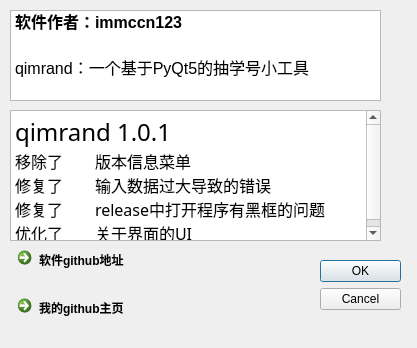
Qt form program/about.ui (immccn123/qimrand) before a commit.
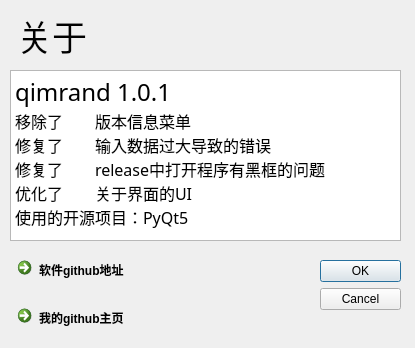
The same form after that commit.

Commit message: 优化了UI modified:   about.py modified:   about.ui modified:   err.py modified:   err.ui

```diff
--- a/program/about.ui
+++ b/program/about.ui
@@ -6,7 +6,7 @@
    <rect>
     <x>0</x>
     <y>0</y>
-    <width>417</width>
+    <width>415</width>
     <height>348</height>
    </rect>
   </property>
@@ -34,36 +34,13 @@
     <set>QDialogButtonBox::Cancel|QDialogButtonBox::Ok</set>
    </property>
   </widget>
-  <widget class="QTextBrowser" name="textBrowser">
-   <property name="geometry">
-    <rect>
-     <x>10</x>
-     <y>10</y>
-     <width>371</width>
-     <height>91</height>
-    </rect>
-   </property>
-   <property name="font">
-    <font>
-     <family>Microsoft YaHei UI</family>
-    </font>
-   </property>
-   <property name="html">
-    <string>&lt;!DOCTYPE HTML PUBLIC &quot;-//W3C//DTD HTML 4.0//EN&quot; &quot;http://www.w3.org/TR/REC-html40/strict.dtd&quot;&gt;
-&lt;html&gt;&lt;head&gt;&lt;meta name=&quot;qrichtext&quot; content=&quot;1&quot; /&gt;&lt;title&gt;Hello, world!&lt;/title&gt;&lt;style type=&quot;text/css&quot;&gt;
-p, li { white-space: pre-wrap; }
-&lt;/style&gt;&lt;/head&gt;&lt;body style=&quot; font-family:'Microsoft YaHei UI'; font-size:9pt; font-weight:400; font-style:normal;&quot;&gt;
-&lt;h1 style=&quot; margin-top:18px; margin-bottom:12px; margin-left:0px; margin-right:0px; -qt-block-indent:0; text-indent:0px;&quot;&gt;&lt;span style=&quot; font-size:8pt; font-weight:600; vertical-align:super;&quot;&gt;软件作者：immccn123&lt;/span&gt;&lt;/h1&gt;
-&lt;h1 style=&quot; margin-top:18px; margin-bottom:12px; margin-left:0px; margin-right:0px; -qt-block-indent:0; text-indent:0px;&quot;&gt;&lt;span style=&quot; font-size:8pt; font-weight:56; vertical-align:super;&quot;&gt;qimrand：一个基于PyQt5的抽学号小工具&lt;/span&gt;&lt;/h1&gt;&lt;/body&gt;&lt;/html&gt;</string>
-   </property>
-  </widget>
   <widget class="QTextBrowser" name="textBrowser_2">
    <property name="geometry">
     <rect>
      <x>10</x>
-     <y>110</y>
-     <width>371</width>
-     <height>131</height>
+     <y>70</y>
+     <width>391</width>
+     <height>171</height>
     </rect>
    </property>
    <property name="font">
@@ -80,14 +57,15 @@
 &lt;p style=&quot; margin-top:0px; margin-bottom:0px; margin-left:0px; margin-right:0px; -qt-block-indent:0; text-indent:0px;&quot;&gt;&lt;span style=&quot; font-size:12pt;&quot;&gt;移除了	版本信息菜单&lt;/span&gt;&lt;/p&gt;
 &lt;p style=&quot; margin-top:0px; margin-bottom:0px; margin-left:0px; margin-right:0px; -qt-block-indent:0; text-indent:0px;&quot;&gt;&lt;span style=&quot; font-size:12pt;&quot;&gt;修复了	输入数据过大导致的错误&lt;/span&gt;&lt;/p&gt;
 &lt;p style=&quot; margin-top:0px; margin-bottom:0px; margin-left:0px; margin-right:0px; -qt-block-indent:0; text-indent:0px;&quot;&gt;&lt;span style=&quot; font-size:12pt;&quot;&gt;修复了	release中打开程序有黑框的问题&lt;/span&gt;&lt;/p&gt;
-&lt;p style=&quot; margin-top:0px; margin-bottom:0px; margin-left:0px; margin-right:0px; -qt-block-indent:0; text-indent:0px;&quot;&gt;&lt;span style=&quot; font-size:12pt;&quot;&gt;优化了	关于界面的UI&lt;/span&gt;&lt;/p&gt;&lt;/body&gt;&lt;/html&gt;</string>
+&lt;p style=&quot; margin-top:0px; margin-bottom:0px; margin-left:0px; margin-right:0px; -qt-block-indent:0; text-indent:0px;&quot;&gt;&lt;span style=&quot; font-size:12pt;&quot;&gt;优化了	关于界面的UI&lt;/span&gt;&lt;/p&gt;
+&lt;p style=&quot; margin-top:0px; margin-bottom:0px; margin-left:0px; margin-right:0px; -qt-block-indent:0; text-indent:0px;&quot;&gt;&lt;span style=&quot; font-size:12pt;&quot;&gt;使用的开源项目：PyQt5&lt;/span&gt;&lt;/p&gt;&lt;/body&gt;&lt;/html&gt;</string>
    </property>
   </widget>
-  <widget class="QWidget" name="">
+  <widget class="QWidget" name="layoutWidget">
    <property name="geometry">
     <rect>
      <x>10</x>
-     <y>240</y>
+     <y>250</y>
      <width>291</width>
      <height>90</height>
     </rect>
@@ -97,7 +75,7 @@
      <widget class="QCommandLinkButton" name="commandLinkButton_2">
       <property name="font">
        <font>
-        <family>Microsoft YaHei UI</family>
+        <family>Segoe UI</family>
        </font>
       </property>
       <property name="text">
@@ -109,7 +87,7 @@
      <widget class="QCommandLinkButton" name="commandLinkButton">
       <property name="font">
        <font>
-        <family>Microsoft YaHei UI</family>
+        <family>Segoe UI</family>
        </font>
       </property>
       <property name="text">
@@ -119,6 +97,25 @@
     </item>
    </layout>
   </widget>
+  <widget class="QLabel" name="label">
+   <property name="geometry">
+    <rect>
+     <x>17</x>
+     <y>15</y>
+     <width>131</width>
+     <height>41</height>
+    </rect>
+   </property>
+   <property name="font">
+    <font>
+     <family>Microsoft YaHei UI Light</family>
+     <pointsize>26</pointsize>
+    </font>
+   </property>
+   <property name="text">
+    <string>关于</string>
+   </property>
+  </widget>
  </widget>
  <resources/>
  <connections>
```
The commit also changes 3 other files.
